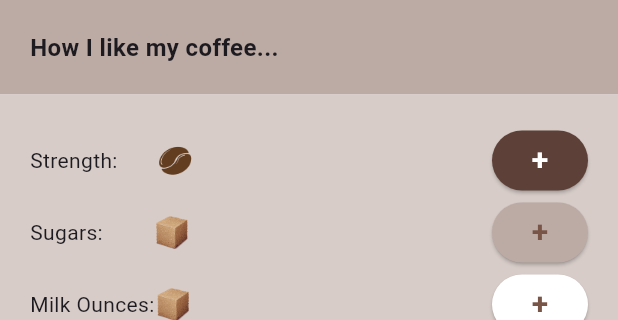
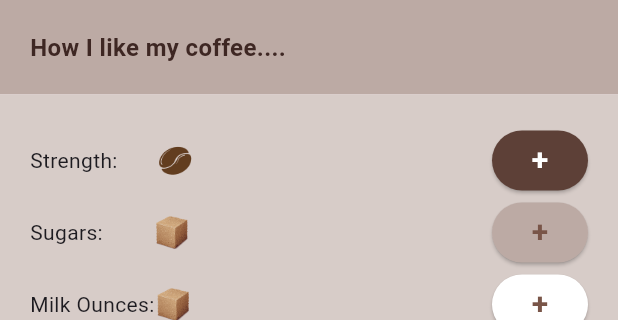
Before and after one commit to zihanahmad11/coffee_card, a Flutter app: the screen it shows after launch, on a phone screen of 412 x 824 dp, the part 84-404 px from its top. Run offline on Flutter 3.47's test engine with Material 3 defaults, Android fonts, the light colour scheme and no system bars.

Commit message:
Added StyledBodyText widget and updated Home to use it

```diff
--- a/lib/home.dart
+++ b/lib/home.dart
@@ -1,4 +1,5 @@
 import 'package:coffee_card/coffee_prefs.dart';
+import 'package:coffee_card/styled_body_text.dart';
 import 'package:flutter/material.dart';
 
 class Home extends StatelessWidget {
@@ -24,12 +25,8 @@ class Home extends StatelessWidget {
           Container(
             color: Colors.brown[200],
             padding: const EdgeInsets.all(20),
-            child: const Text(
-              "How I like my coffee...",
-              style: TextStyle(
-                fontWeight: FontWeight.bold,
-                fontSize: 16,
-              ),
+            child: StyledBodyText(
+              "How I like my coffee....",
             ),
           ),
           Container(
--- /dev/null
+++ b/lib/styled_body_text.dart
@@ -0,0 +1,18 @@
+import 'package:flutter/material.dart';
+
+class StyledBodyText extends StatelessWidget {
+  const StyledBodyText(this.text, {super.key});
+  final String text;
+
+  @override
+  Widget build(BuildContext context) {
+    return Text(
+      text,
+      style: TextStyle(
+        fontWeight: FontWeight.bold,
+        fontSize: 16,
+        color: Colors.brown[900],
+      ),
+    );
+  }
+}
```
